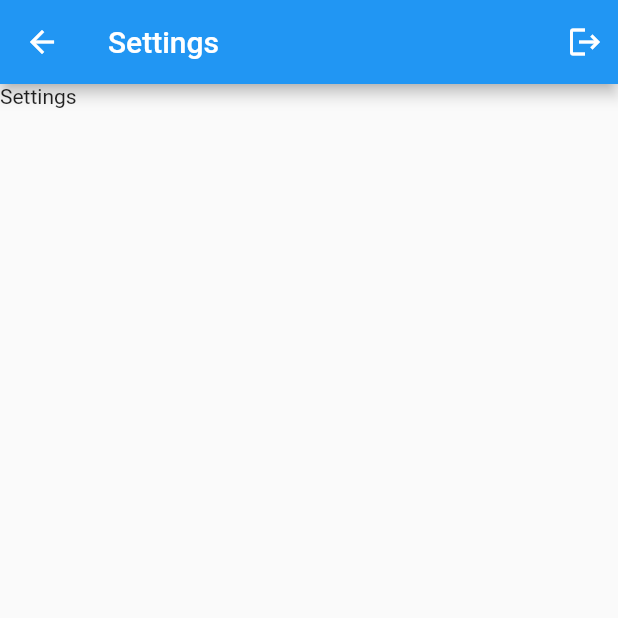
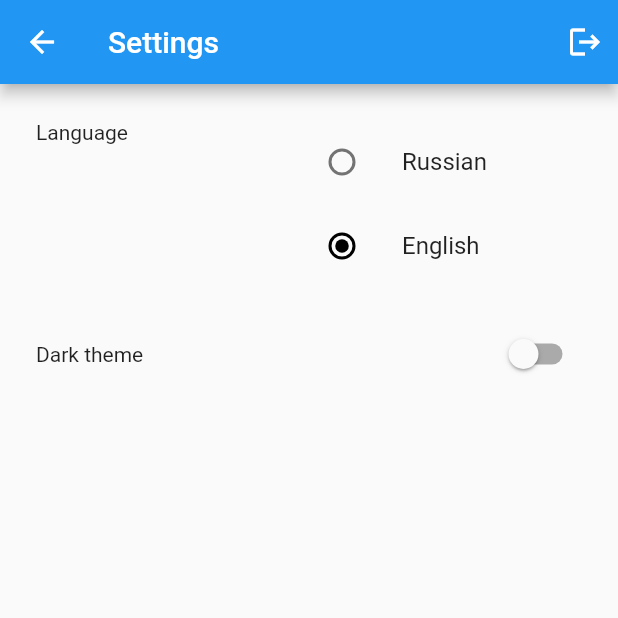
Before and after one commit to Ajololr/Flutter-Journal, a Flutter app: the SettingsScreen screen opened directly, on a phone screen of 412 x 824 dp, the top half of it. Run offline on Flutter 3.47's test engine with Material 2 defaults, Android fonts, the phone set to English and light mode, and no system bars; our stand-ins replace chewie, cloud_firestore, firebase_auth, firebase_core, firebase_storage, google_maps_flutter and 3 more; accounts and stored records are empty.

Commit message:
add theme and laguage selection

```diff
--- a/assets/locale/Locale.en.json
+++ b/assets/locale/Locale.en.json
@@ -29,5 +29,12 @@
   "save": "Save",
   "galery": "Galery",
 
-  "video_screen": "Video"
+  "video_screen": "Video",
+
+  "lang": "Language",
+  "lang_ru": "Russian",
+  "lang_en": "English",
+  "font_size": "Font size",
+  "primary_colour": "Primary colour",
+  "dark_theme": "Dark theme"
 }
--- a/lib/main.dart
+++ b/lib/main.dart
@@ -1,5 +1,6 @@
 import 'package:flutter/material.dart';
 import 'package:flutter_group_journal/models/locale.modal.dart';
+import 'package:flutter_group_journal/models/theme.model.dart';
 import 'package:flutter_group_journal/models/user.modal.dart';
 import 'package:flutter_group_journal/widgets/AppTabBar.dart';
 import 'package:flutter_group_journal/widgets/loginSreen.dart';
@@ -14,6 +15,7 @@
     providers: [
       ChangeNotifierProvider(create: (context) => UserModel()),
       ChangeNotifierProvider(create: (context) => LocaleModel(context)),
+      ChangeNotifierProvider(create: (context) => ThemeModel()),
     ],
     child: App(),
   ));
@@ -34,9 +36,7 @@
         if (snapshot.connectionState == ConnectionState.done) {
           return MaterialApp(
             title: Provider.of<LocaleModel>(context).getString("screen_login"),
-            theme: ThemeData(
-              primarySwatch: Colors.blue,
-            ),
+            theme: Provider.of<ThemeModel>(context).getTheme(),
             home: Consumer<UserModel>(
               builder: (context, user, child) {
                 return user.isLoggedIn ? AppTabBar() : LoginsScreen();
--- /dev/null
+++ b/lib/models/theme.model.dart
@@ -0,0 +1,53 @@
+import 'package:flutter/material.dart';
+
+import 'package:flutter_group_journal/utils/storageManager.dart';
+
+class ThemeModel extends ChangeNotifier {
+  bool isDark = false;
+
+  final darkTheme = ThemeData(
+    brightness: Brightness.dark,
+    backgroundColor: const Color(0xFF212121),
+    accentColor: Colors.white,
+    accentIconTheme: IconThemeData(color: Colors.black),
+    dividerColor: Colors.black12,
+  );
+
+  final lightTheme = ThemeData(
+    brightness: Brightness.light,
+    backgroundColor: const Color(0xFFE5E5E5),
+    accentColor: Colors.black,
+  );
+
+  ThemeData _themeData;
+  ThemeData getTheme() => _themeData;
+
+  ThemeModel() {
+    StorageManager.readData('themeMode').then((value) {
+      var themeMode = value ?? 'light';
+      if (themeMode == 'light') {
+        isDark = false;
+        _themeData = lightTheme;
+      } else {
+        isDark = true;
+        print('setting dark theme');
+        _themeData = darkTheme;
+      }
+      notifyListeners();
+    });
+  }
+
+  void setDarkMode() async {
+    isDark = true;
+    _themeData = darkTheme;
+    StorageManager.saveData('themeMode', 'dark');
+    notifyListeners();
+  }
+
+  void setLightMode() async {
+    isDark = false;
+    _themeData = lightTheme;
+    StorageManager.saveData('themeMode', 'light');
+    notifyListeners();
+  }
+}
--- a/lib/widgets/SettingsScreen.dart
+++ b/lib/widgets/SettingsScreen.dart
@@ -3,6 +3,7 @@
 
 import 'package:flutter_group_journal/models/user.modal.dart';
 import 'package:flutter_group_journal/models/locale.modal.dart';
+import 'package:flutter_group_journal/models/theme.model.dart';
 
 class SettingsScreen extends StatefulWidget {
   SettingsScreen({Key key}) : super(key: key);
@@ -12,13 +13,28 @@
 }
 
 class _SettingsScreenState extends State<SettingsScreen> {
+  Locale _lang = Locale.en;
 
   void _handleLogoutTap() {
     Provider.of<UserModel>(context, listen: false).toggleIsLoggedIn();
   }
 
+  void _onLangChanged(Locale value) {
+    setState(() {
+      _lang = value;
+    });
+    Provider.of<LocaleModel>(context, listen: false).setLocale(value);
+  }
+
+  void _onThemeChanged(bool isDark) {
+    isDark
+        ? Provider.of<ThemeModel>(context, listen: false).setDarkMode()
+        : Provider.of<ThemeModel>(context, listen: false).setLightMode();
+  }
+
   @override
   Widget build(BuildContext context) {
+
     return Scaffold(
         appBar: AppBar(
           title: Text(Provider.of<LocaleModel>(context).getString("settings")),
@@ -34,7 +50,55 @@
             )
           ],
         ),
-      body: Text(Provider.of<LocaleModel>(context).getString("settings")),
-    );
+        body: Padding(
+          padding: EdgeInsets.all(24),
+          child: Column(
+            children: [
+              Row(
+                mainAxisAlignment: MainAxisAlignment.spaceBetween,
+                crossAxisAlignment: CrossAxisAlignment.start,
+                children: [
+                  Text(Provider.of<LocaleModel>(context).getString("lang")),
+                  Container(
+                    width: 200,
+                    child: Column(
+                      children: [
+                        ListTile(
+                          title: Text(Provider.of<LocaleModel>(context)
+                              .getString("lang_ru")),
+                          leading: Radio<Locale>(
+                            value: Locale.ru,
+                            groupValue: _lang,
+                            onChanged: _onLangChanged,
+                          ),
+                        ),
+                        ListTile(
+                          title: Text(Provider.of<LocaleModel>(context)
+                              .getString("lang_en")),
+                          leading: Radio<Locale>(
+                            value: Locale.en,
+                            groupValue: _lang,
+                            onChanged: _onLangChanged,
+                          ),
+                        ),
+                      ],
+                    ),
+                  )
+                ],
+              ),
+              SizedBox(height: 20),
+              Row(
+                mainAxisAlignment: MainAxisAlignment.spaceBetween,
+                children: [
+                  Text(Provider.of<LocaleModel>(context)
+                      .getString("dark_theme")),
+                  Switch(
+                      value: Provider.of<ThemeModel>(context).isDark,
+                      onChanged: _onThemeChanged),
+                ],
+              ),
+            ],
+          ),
+        ));
   }
 }
--- a/pubspec.yaml
+++ b/pubspec.yaml
@@ -35,6 +35,7 @@
   chewie: ^1.0.0
   video_player: ^2.1.1
   google_maps_flutter: ^2.0.3
+  shared_preferences: ^2.0.5
 
 dev_dependencies:
   flutter_test:
```
Also changed, not shown: assets/locale/Locale.ru.json (+8 -1 lines), lib/utils/storageManager.dart (added, +27 -0 lines), pubspec.lock, 1 other file. Lines whose indentation alone changed are shown as unchanged.
